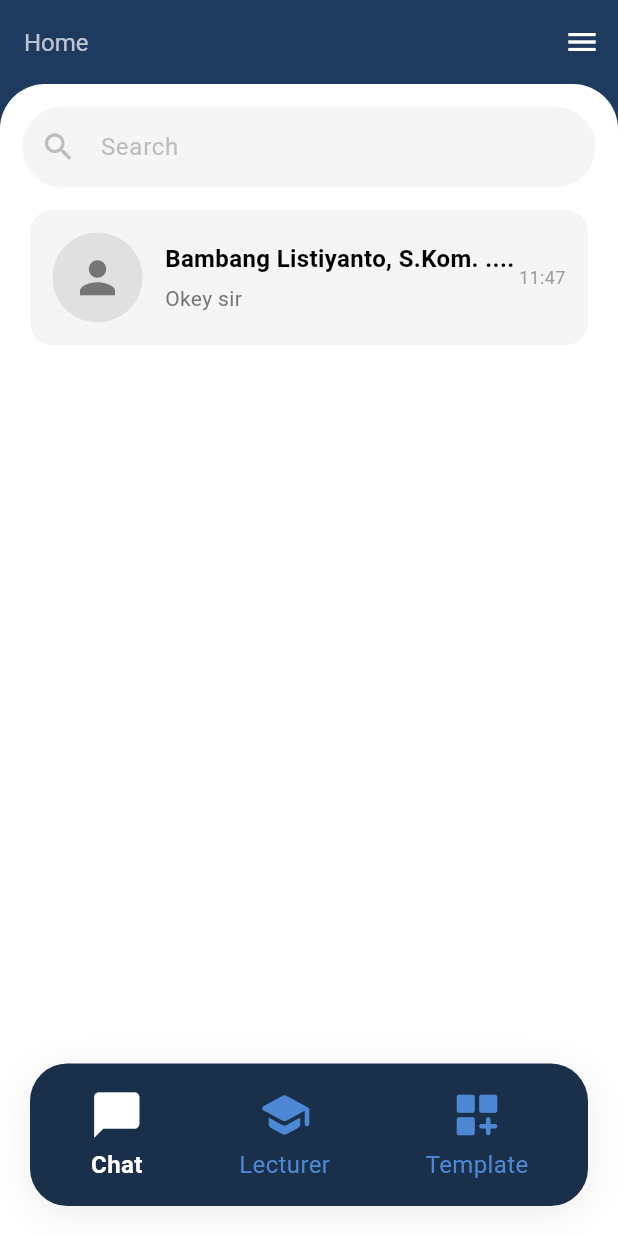
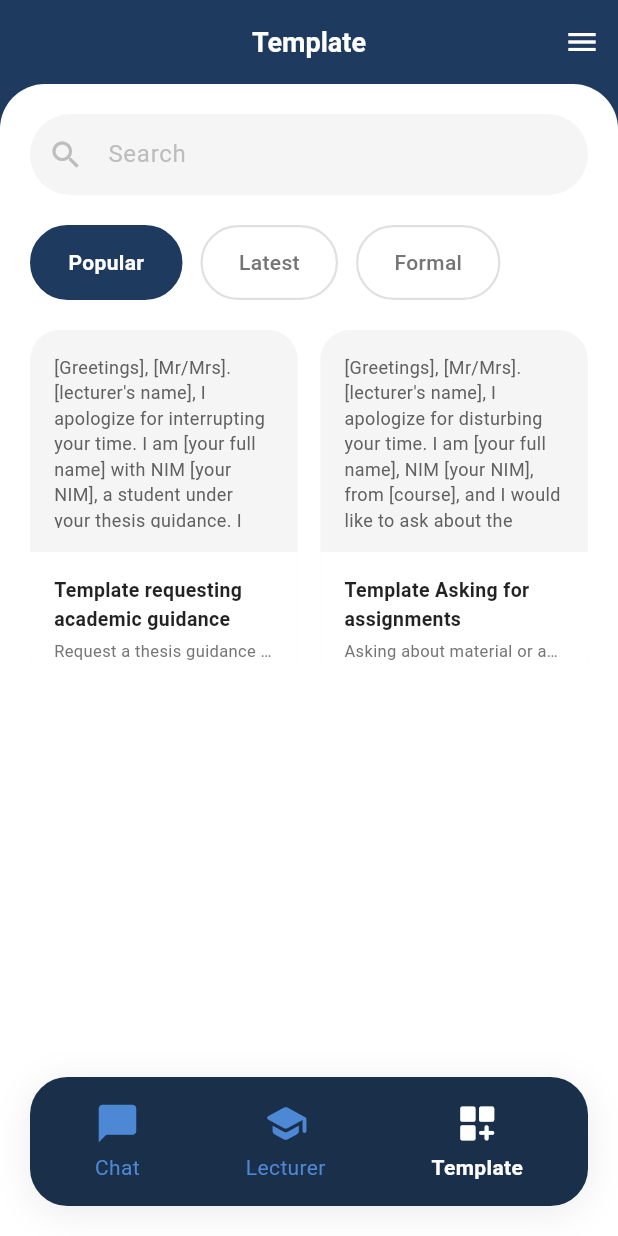
Before and after one commit to Arflifie/lectalk, a Flutter app: the screen it shows after launch, on a phone screen of 412 x 824 dp. Run offline on Flutter 3.47's test engine with Material 3 defaults, Android fonts, the light colour scheme and no system bars; Roboto replaces fonts that are missing (SF Pro Display).

Commit message:
Template Chat Page is Done

```diff
--- a/lib/main.dart
+++ b/lib/main.dart
@@ -1,11 +1,5 @@
 import 'package:flutter/material.dart';
-import 'package:lectalk/pages/chat.dart';
-import 'package:lectalk/pages/chat_page.dart';
-import 'package:lectalk/pages/landing.dart';
-// import 'package:lectalk/pages/landing.dart';
-// import 'package:lectalk/pages/chat_page.dart';
-// import 'package:lectalk/pages/chat.dart';
-import 'package:lectalk/pages/login_student.dart';
+import 'package:lectalk/pages/template_page.dart';
 
 void main() {
   runApp(const MyApp());
@@ -24,7 +18,7 @@ class MyApp extends StatelessWidget {
         primarySwatch: Colors.blue,
         fontFamily: 'SF Pro Display',
       ),
-      home: const ChatPage(),
+      home: const TemplatePage(),
     );
   }
 }
--- a/lib/pages/chat_page.dart
+++ b/lib/pages/chat_page.dart
@@ -200,7 +200,7 @@ class _ChatPageState extends State<ChatPage> {
               color: isSelected
                   ? Colors.white
                   : const Color.fromARGB(255, 77, 136, 212),
-              size: 36,
+              size: 30,
             ),
             const SizedBox(height: 4),
             Text(
@@ -209,7 +209,7 @@ class _ChatPageState extends State<ChatPage> {
                 color: isSelected
                     ? Colors.white
                     : const Color.fromARGB(255, 77, 136, 212),
-                fontSize: 16,
+                fontSize: 14,
                 fontWeight: isSelected ? FontWeight.w600 : FontWeight.w400,
               ),
             ),
--- a/lib/pages/template_page.dart
+++ b/lib/pages/template_page.dart
@@ -0,0 +1,495 @@
+import 'package:flutter/material.dart';
+import 'package:flutter/services.dart';
+
+class TemplatePage extends StatefulWidget {
+  const TemplatePage({super.key});
+
+  @override
+  State<TemplatePage> createState() => _TemplatePageState();
+}
+
+class _TemplatePageState extends State<TemplatePage> {
+  int _selectedIndex = 2; // Template is active
+  String _selectedCategory = 'Popular';
+
+  final List<String> categories = ['Popular', 'Latest', 'Formal'];
+
+  final List<TemplateItem> templates = [
+    TemplateItem(
+      title: 'Template requesting academic guidance',
+      subtitle: 'Request a thesis guidance schedule',
+      content:
+          '[Greetings], [Mr/Mrs]. [lecturer\'s name], I apologize for interrupting your time. I am [your full name] with NIM [your NIM], a student under your thesis guidance. I would like to consult regarding the completion of chapter I of my thesis. Could we schedule a meeting at your convenience? Thank you for your attention.',
+      category: 'Popular',
+    ),
+    TemplateItem(
+      title: 'Template Asking for assignments',
+      subtitle: 'Asking about material or assignments in class',
+      content:
+          '[Greetings], [Mr/Mrs]. [lecturer\'s name], I apologize for disturbing your time. I am [your full name], NIM [your NIM], from [course], and I would like to ask about the assignment regarding [brief description of the task]. Could you please provide further clarification? Thank you.',
+      category: 'Popular',
+    ),
+    TemplateItem(
+      title: 'Template requesting a letter or recommendation',
+      subtitle: 'Request recommendation letter',
+      content:
+          '[Greetings], [Mr/Mrs]. [lecturer\'s name], I apologize for disturbing your time. I am [your name] with NIM [your NIM], from [course], I would like to kindly ask if you would be willing to write a recommendation letter for [purpose]. I would be very grateful for your support. Thank you.',
+      category: 'Latest',
+    ),
+    TemplateItem(
+      title: 'Template verifying class schedule',
+      subtitle: 'Confirm class schedule',
+      content:
+          '[Greetings], [Mr/Mrs]. [lecturer\'s name], I apologize for disturbing your time. I am [your name] with NIM [your NIM], from [program], I\'d like to confirm the schedule for our [subject/course name] class on [day/time]. Will the class proceed as scheduled? Thank you for your confirmation.',
+      category: 'Latest',
+    ),
+  ];
+
+  void _onItemTapped(int index) {
+    setState(() {
+      _selectedIndex = index;
+    });
+  }
+
+  List<TemplateItem> get filteredTemplates {
+    return templates
+        .where((template) => template.category == _selectedCategory)
+        .toList();
+  }
+
+  void _copyToClipboard(String text) {
+    Clipboard.setData(ClipboardData(text: text));
+    ScaffoldMessenger.of(context).showSnackBar(
+      SnackBar(
+        content: const Text('Template copied to clipboard!'),
+        backgroundColor: const Color(0xFF1E3A5F),
+        behavior: SnackBarBehavior.floating,
+        shape: RoundedRectangleBorder(borderRadius: BorderRadius.circular(10)),
+        margin: const EdgeInsets.all(20),
+        duration: const Duration(seconds: 2),
+      ),
+    );
+  }
+
+  @override
+  Widget build(BuildContext context) {
+    return Scaffold(
+      backgroundColor: const Color(0xFF1E3A5F),
+      appBar: AppBar(
+        backgroundColor: const Color(0xFF1E3A5F),
+        elevation: 0,
+        title: const Text(
+          'Template',
+          style: TextStyle(
+            color: Colors.white,
+            fontSize: 18,
+            fontWeight: FontWeight.w600,
+          ),
+        ),
+        centerTitle: true,
+        actions: [
+          IconButton(
+            icon: const Icon(Icons.menu, color: Colors.white),
+            onPressed: () {},
+          ),
+        ],
+      ),
+      body: Column(
+        children: [
+          Expanded(
+            child: Container(
+              decoration: const BoxDecoration(
+                color: Colors.white,
+                borderRadius: BorderRadius.only(
+                  topLeft: Radius.circular(30),
+                  topRight: Radius.circular(30),
+                ),
+              ),
+              child: Column(
+                children: [
+                  // Search Bar
+                  Padding(
+                    padding: const EdgeInsets.all(20.0),
+                    child: TextField(
+                      decoration: InputDecoration(
+                        hintText: 'Search',
+                        hintStyle: TextStyle(color: Colors.grey[400]),
+                        prefixIcon: Icon(Icons.search, color: Colors.grey[400]),
+                        filled: true,
+                        fillColor: Colors.grey[100],
+                        border: OutlineInputBorder(
+                          borderRadius: BorderRadius.circular(30),
+                          borderSide: BorderSide.none,
+                        ),
+                        contentPadding: const EdgeInsets.symmetric(
+                          horizontal: 20,
+                          vertical: 15,
+                        ),
+                      ),
+                    ),
+                  ),
+
+                  // Category Tabs
+                  SizedBox(
+                    height: 50,
+                    child: ListView.builder(
+                      scrollDirection: Axis.horizontal,
+                      padding: const EdgeInsets.symmetric(horizontal: 20),
+                      itemCount: categories.length,
+                      itemBuilder: (context, index) {
+                        final category = categories[index];
+                        final isSelected = _selectedCategory == category;
+                        return GestureDetector(
+                          onTap: () {
+                            setState(() {
+                              _selectedCategory = category;
+                            });
+                          },
+                          child: Container(
+                            margin: const EdgeInsets.only(right: 12),
+                            padding: const EdgeInsets.symmetric(
+                              horizontal: 24,
+                              vertical: 12,
+                            ),
+                            decoration: BoxDecoration(
+                              color: isSelected
+                                  ? const Color(0xFF1E3A5F)
+                                  : Colors.transparent,
+                              borderRadius: BorderRadius.circular(25),
+                              border: Border.all(
+                                color: isSelected
+                                    ? const Color(0xFF1E3A5F)
+                                    : Colors.grey[300]!,
+                                width: 1.5,
+                              ),
+                            ),
+                            child: Center(
+                              child: Text(
+                                category,
+                                style: TextStyle(
+                                  color: isSelected
+                                      ? Colors.white
+                                      : Colors.grey[600],
+                                  fontSize: 14,
+                                  fontWeight: isSelected
+                                      ? FontWeight.w600
+                                      : FontWeight.w500,
+                                ),
+                              ),
+                            ),
+                          ),
+                        );
+                      },
+                    ),
+                  ),
+
+                  const SizedBox(height: 20),
+
+                  // Templates Grid
+                  Expanded(
+                    child: GridView.builder(
+                      padding: const EdgeInsets.symmetric(horizontal: 20),
+                      gridDelegate:
+                          const SliverGridDelegateWithFixedCrossAxisCount(
+                            crossAxisCount: 2,
+                            childAspectRatio: 0.75,
+                            crossAxisSpacing: 15,
+                            mainAxisSpacing: 15,
+                          ),
+                      itemCount: filteredTemplates.length,
+                      itemBuilder: (context, index) {
+                        final template = filteredTemplates[index];
+                        return _buildTemplateCard(template);
+                      },
+                    ),
+                  ),
+                ],
+              ),
+            ),
+          ),
+        ],
+      ),
+      extendBody: true,
+      bottomNavigationBar: Container(
+        margin: const EdgeInsets.only(left: 20, right: 20, bottom: 20),
+        decoration: BoxDecoration(
+          color: const Color(0xFF1A2F4A),
+          borderRadius: BorderRadius.circular(25),
+          boxShadow: [
+            BoxShadow(
+              color: Colors.black.withOpacity(0.08),
+              blurRadius: 20,
+              offset: const Offset(0, 4),
+            ),
+          ],
+        ),
+        child: Padding(
+          padding: const EdgeInsets.symmetric(vertical: 12, horizontal: 8),
+          child: Row(
+            mainAxisAlignment: MainAxisAlignment.spaceAround,
+            children: [
+              _buildNavItem(
+                icon: Icons.chat_bubble_rounded,
+                label: 'Chat',
+                index: 0,
+                isSelected: _selectedIndex == 0,
+              ),
+              _buildNavItem(
+                icon: Icons.school_rounded,
+                label: 'Lecturer',
+                index: 1,
+                isSelected: _selectedIndex == 1,
+              ),
+              _buildNavItem(
+                icon: Icons.dashboard_customize_rounded,
+                label: 'Template',
+                index: 2,
+                isSelected: _selectedIndex == 2,
+              ),
+            ],
+          ),
+        ),
+      ),
+    );
+  }
+
+  Widget _buildTemplateCard(TemplateItem template) {
+    return GestureDetector(
+      onTap: () => _showTemplateDetail(template),
+      child: Container(
+        decoration: BoxDecoration(
+          color: Colors.grey[100],
+          borderRadius: BorderRadius.circular(20),
+        ),
+        child: Column(
+          crossAxisAlignment: CrossAxisAlignment.start,
+          children: [
+            Expanded(
+              child: Padding(
+                padding: const EdgeInsets.all(16),
+                child: Text(
+                  template.content,
+                  style: TextStyle(
+                    fontSize: 12,
+                    color: Colors.grey[700],
+                    height: 1.4,
+                  ),
+                  maxLines: 8,
+                  overflow: TextOverflow.ellipsis,
+                ),
+              ),
+            ),
+            Container(
+              width: double.infinity,
+              padding: const EdgeInsets.all(16),
+              decoration: BoxDecoration(
+                color: Colors.white,
+                borderRadius: const BorderRadius.only(
+                  bottomLeft: Radius.circular(20),
+                  bottomRight: Radius.circular(20),
+                ),
+              ),
+              child: Column(
+                crossAxisAlignment: CrossAxisAlignment.start,
+                children: [
+                  Text(
+                    template.title,
+                    style: const TextStyle(
+                      fontSize: 13,
+                      fontWeight: FontWeight.w600,
+                      color: Colors.black87,
+                    ),
+                    maxLines: 2,
+                    overflow: TextOverflow.ellipsis,
+                  ),
+                  const SizedBox(height: 4),
+                  Text(
+                    template.subtitle,
+                    style: TextStyle(fontSize: 11, color: Colors.grey[600]),
+                    maxLines: 1,
+                    overflow: TextOverflow.ellipsis,
+                  ),
+                ],
+              ),
+            ),
+          ],
+        ),
+      ),
+    );
+  }
+
+  void _showTemplateDetail(TemplateItem template) {
+    showModalBottomSheet(
+      context: context,
+      isScrollControlled: true,
+      backgroundColor: Colors.transparent,
+      builder: (context) => DraggableScrollableSheet(
+        initialChildSize: 0.7,
+        minChildSize: 0.5,
+        maxChildSize: 0.9,
+        builder: (context, scrollController) => Container(
+          decoration: const BoxDecoration(
+            color: Colors.white,
+            borderRadius: BorderRadius.only(
+              topLeft: Radius.circular(30),
+              topRight: Radius.circular(30),
+            ),
+          ),
+          child: Column(
+            children: [
+              // Handle
+              Container(
+                margin: const EdgeInsets.only(top: 12, bottom: 20),
+                width: 40,
+                height: 4,
+                decoration: BoxDecoration(
+                  color: Colors.grey[300],
+                  borderRadius: BorderRadius.circular(2),
+                ),
+              ),
+
+              // Title
+              Padding(
+                padding: const EdgeInsets.symmetric(horizontal: 24),
+                child: Column(
+                  crossAxisAlignment: CrossAxisAlignment.start,
+                  children: [
+                    Text(
+                      template.title,
+                      style: const TextStyle(
+                        fontSize: 20,
+                        fontWeight: FontWeight.w700,
+                        color: Colors.black87,
+                      ),
+                    ),
+                    const SizedBox(height: 8),
+                    Text(
+                      template.subtitle,
+                      style: TextStyle(fontSize: 14, color: Colors.grey[600]),
+                    ),
+                  ],
+                ),
+              ),
+
+              const SizedBox(height: 20),
+
+              // Content
+              Expanded(
+                child: SingleChildScrollView(
+                  controller: scrollController,
+                  padding: const EdgeInsets.symmetric(horizontal: 24),
+                  child: Container(
+                    width: double.infinity,
+                    padding: const EdgeInsets.all(20),
+                    decoration: BoxDecoration(
+                      color: Colors.grey[50],
+                      borderRadius: BorderRadius.circular(15),
+                      border: Border.all(color: Colors.grey[200]!),
+                    ),
+                    child: Text(
+                      template.content,
+                      style: TextStyle(
+                        fontSize: 14,
+                        color: Colors.grey[800],
+                        height: 1.6,
+                      ),
+                    ),
+                  ),
+                ),
+              ),
+
+              // Copy Button
+              Padding(
+                padding: const EdgeInsets.all(24),
+                child: SizedBox(
+                  width: double.infinity,
+                  child: ElevatedButton(
+                    onPressed: () {
+                      _copyToClipboard(template.content);
+                      Navigator.pop(context);
+                    },
+                    style: ElevatedButton.styleFrom(
+                      backgroundColor: const Color(0xFF1E3A5F),
+                      padding: const EdgeInsets.symmetric(vertical: 16),
+                      shape: RoundedRectangleBorder(
+                        borderRadius: BorderRadius.circular(15),
+                      ),
+                      elevation: 0,
+                    ),
+                    child: const Row(
+                      mainAxisAlignment: MainAxisAlignment.center,
+                      children: [
+                        Icon(Icons.copy, size: 20, color: Colors.white),
+                        SizedBox(width: 8),
+                        Text(
+                          'Copy Template',
+                          style: TextStyle(
+                            fontSize: 16,
+                            fontWeight: FontWeight.w600,
+                            color: Colors.white,
+                          ),
+                        ),
+                      ],
+                    ),
+                  ),
+                ),
+              ),
+            ],
+          ),
+        ),
+      ),
+    );
+  }
+
+  Widget _buildNavItem({
+    required IconData icon,
+    required String label,
+    required int index,
+    required bool isSelected,
+  }) {
+    return GestureDetector(
+      onTap: () => _onItemTapped(index),
+      child: AnimatedContainer(
+        duration: const Duration(milliseconds: 200),
+        padding: const EdgeInsets.symmetric(horizontal: 8, vertical: 4),
+        child: Column(
+          mainAxisSize: MainAxisSize.min,
+          children: [
+            Icon(
+              icon,
+              color: isSelected
+                  ? Colors.white
+                  : const Color.fromARGB(255, 77, 136, 212),
+              size: 30,
+            ),
+            const SizedBox(height: 4),
+            Text(
+              label,
+              style: TextStyle(
+                color: isSelected
+                    ? Colors.white
+                    : const Color.fromARGB(255, 77, 136, 212),
+                fontSize: 14,
+                fontWeight: isSelected ? FontWeight.w600 : FontWeight.w400,
+              ),
+            ),
+          ],
+        ),
+      ),
+    );
+  }
+}
+
+class TemplateItem {
+  final String title;
+  final String subtitle;
+  final String content;
+  final String category;
+
+  TemplateItem({
+    required this.title,
+    required this.subtitle,
+    required this.content,
+    required this.category,
+  });
+}
```
